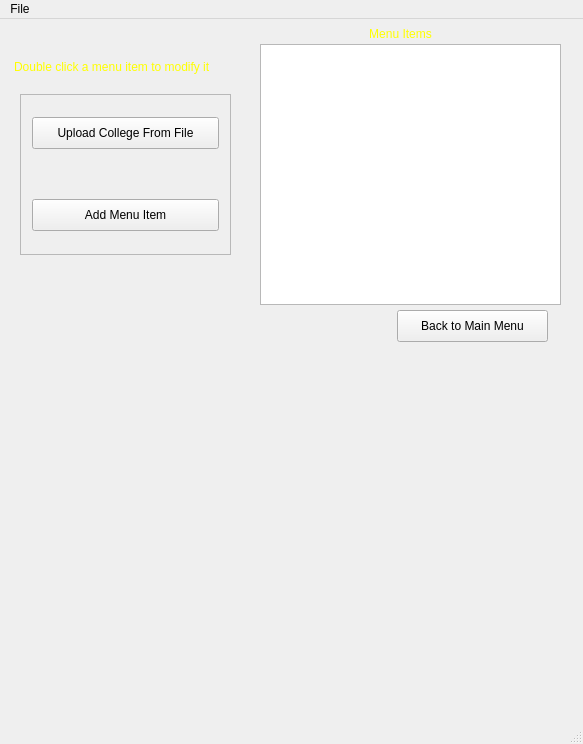
Qt form mainwindow.ui (Tbloom9787/CS1D_CollegeTour) before a commit.
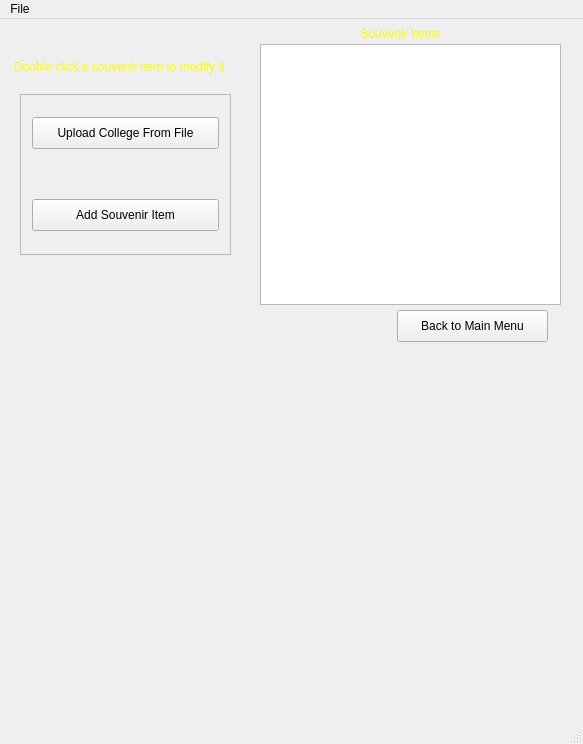
The same form after that commit. The open tabs and pages were chosen to show the change. Icons and pictures are not drawn.

What changed in the file:
```diff
--- a/mainwindow.ui
+++ b/mainwindow.ui
@@ -1552,7 +1552,7 @@
             </size>
            </property>
            <property name="text">
-            <string>Add Menu Item</string>
+            <string>Add Souvenir Item</string>
            </property>
           </widget>
          </item>
@@ -1575,7 +1575,7 @@
 }</string>
       </property>
       <property name="text">
-       <string>Menu Items</string>
+       <string>Souvenir Items</string>
       </property>
       <property name="alignment">
        <set>Qt::AlignCenter</set>
@@ -1607,7 +1607,7 @@
 }</string>
       </property>
       <property name="text">
-       <string>Double click a menu item to modify it</string>
+       <string>Double click a souvenir item to modify it</string>
       </property>
      </widget>
      <widget class="QPushButton" name="adminPageBackButton">
```
Left out of the diff: 4 changed lines with no effect on the pictures.
